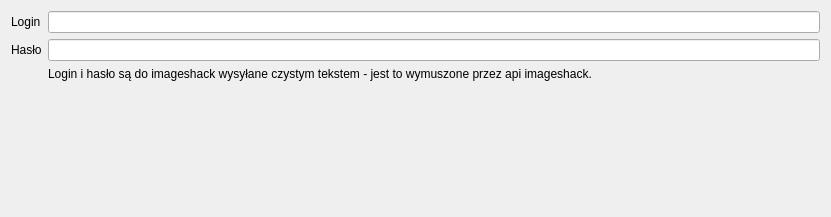
fotorelacjonusz/classic, file uploaders/isloginuploader.ui: the form before one commit.
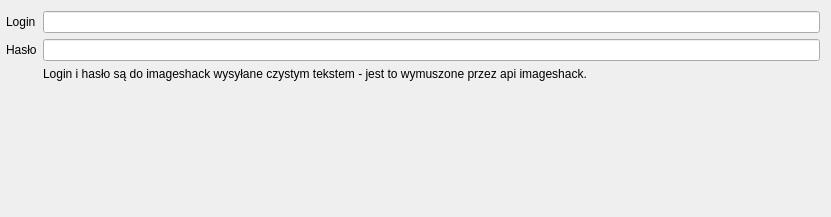
The form after the commit.

Commit message: layout margins, editable lengthComboBox, filled arrow head

Patch:
```diff
--- a/uploaders/isloginuploader.ui
+++ b/uploaders/isloginuploader.ui
@@ -17,6 +17,9 @@
    <property name="fieldGrowthPolicy">
     <enum>QFormLayout::ExpandingFieldsGrow</enum>
    </property>
+   <property name="leftMargin">
+    <number>6</number>
+   </property>
    <item row="0" column="0">
     <widget class="QLabel" name="loginLabel">
      <property name="text">
```
The commit also changes 11 other files.
